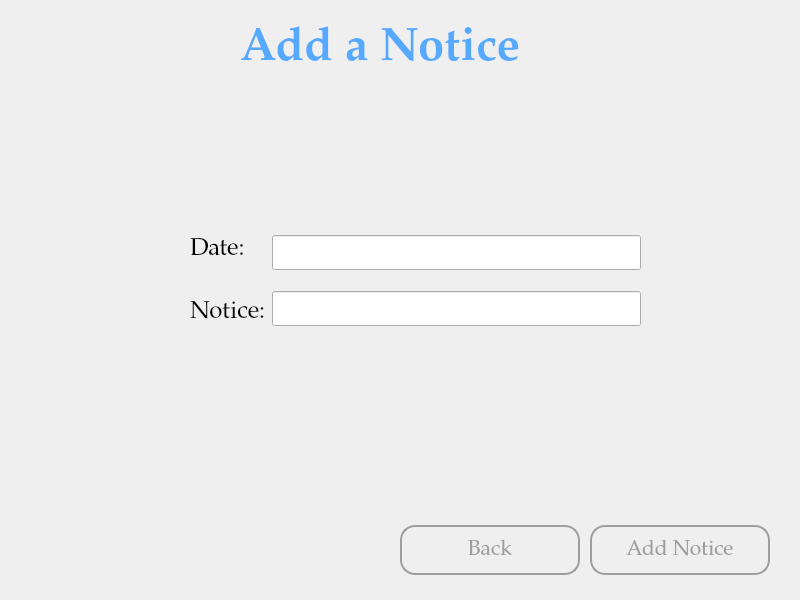
First picture: the form in UI/AddNoticePageUI.ui, repository tural777/FinalProject, before the edit.
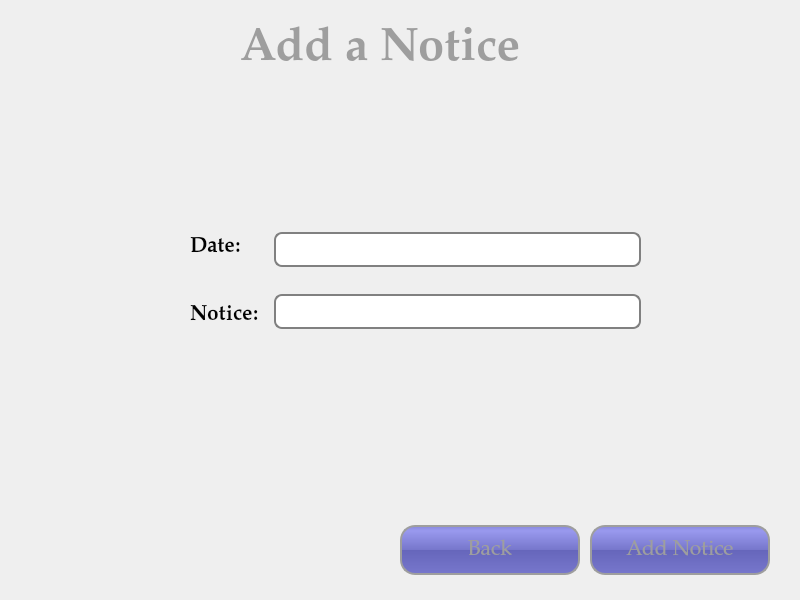
Second picture: the form after the edit.

The edit to the form file:
```diff
--- a/UI/AddNoticePageUI.ui
+++ b/UI/AddNoticePageUI.ui
@@ -41,10 +41,21 @@
     </rect>
    </property>
    <layout class="QHBoxLayout" name="horizontalLayout">
+    <property name="spacing">
+     <number>15</number>
+    </property>
     <item>
      <layout class="QVBoxLayout" name="verticalLayout">
       <item>
        <widget class="QLabel" name="lbl_date">
+        <property name="font">
+         <font>
+          <family>Palatino Linotype</family>
+          <pointsize>16</pointsize>
+          <weight>75</weight>
+          <bold>true</bold>
+         </font>
+        </property>
         <property name="text">
          <string>Date:</string>
         </property>
@@ -52,6 +63,14 @@
       </item>
       <item>
        <widget class="QLabel" name="lbl_notice">
+        <property name="font">
+         <font>
+          <family>Palatino Linotype</family>
+          <pointsize>16</pointsize>
+          <weight>75</weight>
+          <bold>true</bold>
+         </font>
+        </property>
         <property name="text">
          <string>Notice:</string>
         </property>
@@ -62,10 +81,28 @@
     <item>
      <layout class="QVBoxLayout" name="verticalLayout_2">
       <item>
-       <widget class="QLineEdit" name="txt_date"/>
+       <widget class="QLineEdit" name="txt_date">
+        <property name="styleSheet">
+         <string notr="true">QLineEdit {
+padding: 1px;
+border-style: solid;
+border: 2px solid gray;
+border-radius: 8px;
+}</string>
+        </property>
+       </widget>
       </item>
       <item>
-       <widget class="QLineEdit" name="txt_notice"/>
+       <widget class="QLineEdit" name="txt_notice">
+        <property name="styleSheet">
+         <string notr="true">QLineEdit {
+padding: 1px;
+border-style: solid;
+border: 2px solid gray;
+border-radius: 8px;
+}</string>
+        </property>
+       </widget>
       </item>
      </layout>
     </item>
@@ -89,7 +126,7 @@
     </font>
    </property>
    <property name="styleSheet">
-    <string notr="true">color: rgb(85, 170, 255);</string>
+    <string notr="true">color: #9E9E9E;</string>
    </property>
    <property name="text">
     <string>Add a Notice</string>
@@ -118,7 +155,7 @@
     <string notr="true">QPushButton{
 	border: 2px solid #9E9E9E;
 	border-radius: 15px;
-	background-color: #00000000;
+	background-color: QLinearGradient( x1: 0, y1: 0, x2: 0, y2: 1, stop: 0 #88d, stop: 0.1 #99e, stop: 0.49 #77c, stop: 0.5 #66b, stop: 1 #77c);
 	color: #9E9E9E;
 }
 QPushButton:hover{
@@ -159,7 +196,7 @@
     <string notr="true">QPushButton{
 	border: 2px solid #9E9E9E;
 	border-radius: 15px;
-	background-color: #00000000;
+	background-color: QLinearGradient( x1: 0, y1: 0, x2: 0, y2: 1, stop: 0 #88d, stop: 0.1 #99e, stop: 0.49 #77c, stop: 0.5 #66b, stop: 1 #77c);
 	color: #9E9E9E;
 }
 QPushButton:hover{
```
